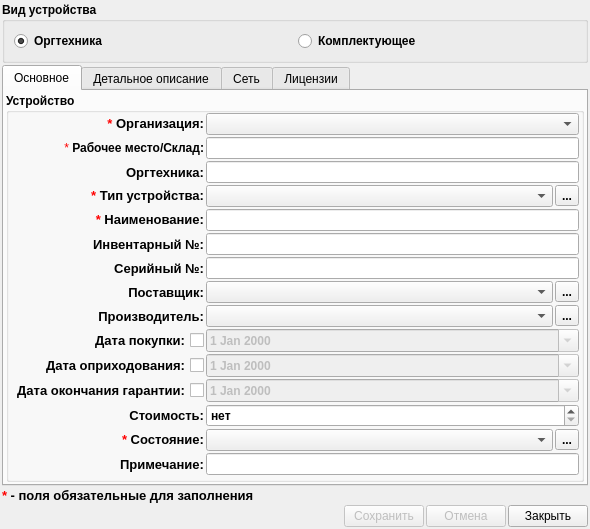
Before: the Qt Designer form ui/addeditdevice.ui in vovan1982/workerplace, drawn with Qt 5.
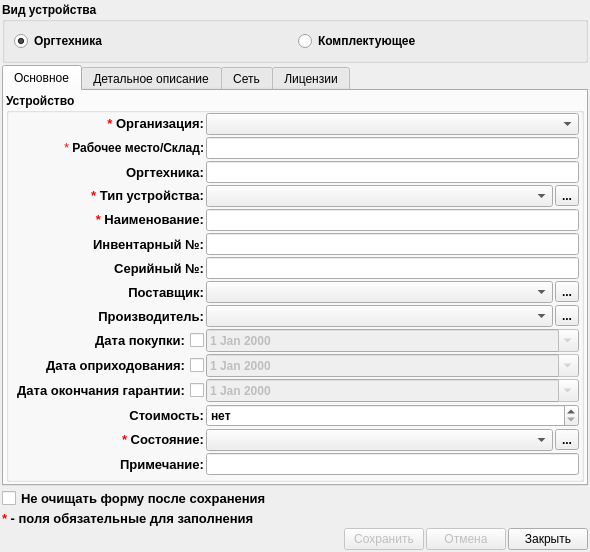
After: the same form once the commit is applied. Icons and pictures are not drawn. Custom widgets are drawn as their Qt base class.

Diff of the .ui file:
```diff
--- a/ui/addeditdevice.ui
+++ b/ui/addeditdevice.ui
@@ -7,7 +7,7 @@
     <x>0</x>
     <y>0</y>
     <width>590</width>
-    <height>494</height>
+    <height>516</height>
    </rect>
   </property>
   <property name="windowTitle">
@@ -964,6 +964,20 @@
      </widget>
     </widget>
    </item>
+   <item>
+    <widget class="QCheckBox" name="doNotClearForm">
+     <property name="font">
+      <font>
+       <pointsize>10</pointsize>
+       <weight>75</weight>
+       <bold>true</bold>
+      </font>
+     </property>
+     <property name="text">
+      <string>Не очищать форму после сохранения</string>
+     </property>
+    </widget>
+   </item>
    <item>
     <widget class="QLabel" name="label_11">
      <property name="text">
```
